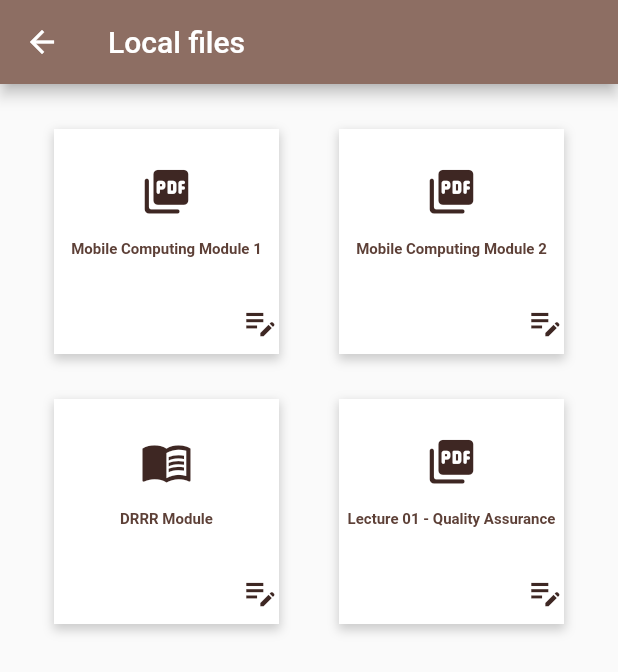
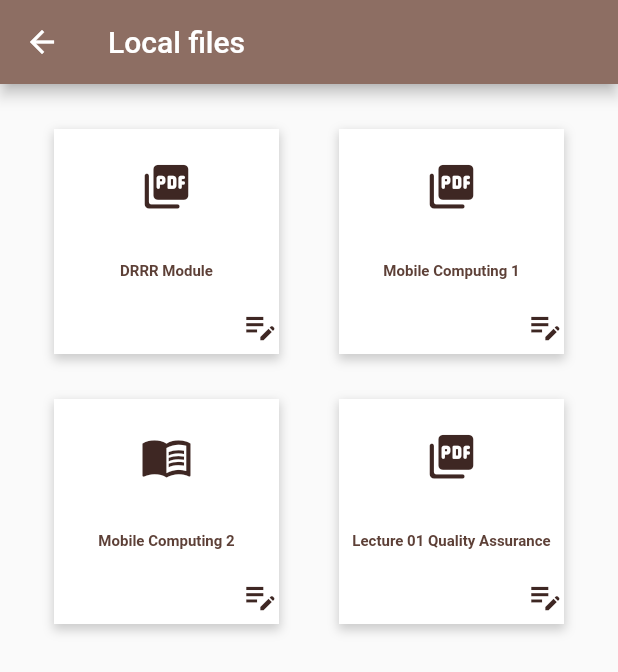
Before and after one commit to JemmalynVitoCruz/trial, a Flutter app: the LocalFiles screen opened directly, on a phone screen of 412 x 824 dp. Shown: the top 672 px of the screen. Run offline on Flutter 3.47's test engine with Material 2 defaults, Android fonts, the phone set to English and light mode, and no system bars.

```diff
--- a/lib/ui/create_account.dart
+++ b/lib/ui/create_account.dart
@@ -76,8 +76,9 @@ class CreateAcc extends StatelessWidget {
                     primary: Colors.brown[900],
                   ),
                   onPressed:() {
-                    print(nameController.text);
-                    print(passwordController.text);
+                    Navigator.of(context)
+                        .pushNamed('/chooseFile',
+                        arguments: 'Choose File');
                   },
                 )
             ),
--- a/lib/ui/local_files.dart
+++ b/lib/ui/local_files.dart
@@ -56,10 +56,19 @@ class LocalFiles extends StatelessWidget {
                               ),
                               Container(
                                 alignment: Alignment.center,
-                                  child: Text('Mobile Computing Module 1', style: TextStyle(fontSize: 10,color: Colors.brown[700], fontWeight: FontWeight.bold)),
-                              ),
-                              Padding(
-                                padding: const EdgeInsets.only(left: 0.0, right: 0.0, top: 10.0, bottom: 20.0,
+                                child: TextButton(
+                                  style: TextButton.styleFrom(
+                                      primary: Colors.white,
+                                      //onPrimary: Colors.brown[700],
+                                      textStyle: const TextStyle(
+                                          fontSize: 15,
+                                          fontWeight: FontWeight.bold)),
+                                  child:  Text('DRRR Module', style: TextStyle(fontSize: 10,color: Colors.brown[700], fontWeight: FontWeight.bold)),
+                                  onPressed: () {
+                                    Navigator.of(context)
+                                        .pushNamed('/newNotif',
+                                        arguments: 'View Module');
+                                  },
                                 ),
                               ),
                               Row(
@@ -108,10 +117,19 @@ class LocalFiles extends StatelessWidget {
                               ),
                               Container(
                                 alignment: Alignment.center,
-                                child: Text('Mobile Computing Module 2', style: TextStyle(fontSize: 10,color: Colors.brown[700], fontWeight: FontWeight.bold)),
-                              ),
-                              Padding(
-                                padding: const EdgeInsets.only(left: 0.0, right: 0.0, top: 10.0, bottom: 20.0,
+                                child: TextButton(
+                                  style: TextButton.styleFrom(
+                                      primary: Colors.white,
+                                      //onPrimary: Colors.brown[700],
+                                      textStyle: const TextStyle(
+                                          fontSize: 15,
+                                          fontWeight: FontWeight.bold)),
+                                  child:  Text('Mobile Computing 1', style: TextStyle(fontSize: 10,color: Colors.brown[700], fontWeight: FontWeight.bold)),
+                                  onPressed: () {
+                                    Navigator.of(context)
+                                        .pushNamed('/newNotif',
+                                        arguments: 'View Module');
+                                  },
                                 ),
                               ),
                               Row(
@@ -170,10 +188,19 @@ class LocalFiles extends StatelessWidget {
                               ),
                               Container(
                                 alignment: Alignment.center,
-                                child: Text('DRRR Module', style: TextStyle(fontSize: 10,color: Colors.brown[700], fontWeight: FontWeight.bold)),
-                              ),
-                              Padding(
-                                padding: const EdgeInsets.only(left: 0.0, right: 0.0, top: 10.0, bottom: 20.0,
+                                child: TextButton(
+                                  style: TextButton.styleFrom(
+                                      primary: Colors.white,
+                                      //onPrimary: Colors.brown[700],
+                                      textStyle: const TextStyle(
+                                          fontSize: 15,
+                                          fontWeight: FontWeight.bold)),
+                                  child:  Text('Mobile Computing 2', style: TextStyle(fontSize: 10,color: Colors.brown[700], fontWeight: FontWeight.bold)),
+                                  onPressed: () {
+                                    Navigator.of(context)
+                                        .pushNamed('/newNotif',
+                                        arguments: 'View Module');
+                                  },
                                 ),
                               ),
                               Row(
@@ -222,10 +249,19 @@ class LocalFiles extends StatelessWidget {
                               ),
                               Container(
                                 alignment: Alignment.center,
-                                child: Text('Lecture 01 - Quality Assurance', style: TextStyle(fontSize: 10,color: Colors.brown[700], fontWeight: FontWeight.bold)),
-                              ),
-                              Padding(
-                                padding: const EdgeInsets.only(left: 0.0, right: 0.0, top: 10.0, bottom: 20.0,
+                                child: TextButton(
+                                  style: TextButton.styleFrom(
+                                      primary: Colors.white,
+                                      //onPrimary: Colors.brown[700],
+                                      textStyle: const TextStyle(
+                                          fontSize: 15,
+                                          fontWeight: FontWeight.bold)),
+                                  child:  Text('Lecture 01 Quality Assurance', style: TextStyle(fontSize: 10,color: Colors.brown[700], fontWeight: FontWeight.bold)),
+                                  onPressed: () {
+                                    Navigator.of(context)
+                                        .pushNamed('/newNotif',
+                                        arguments: 'View Module');
+                                  },
                                 ),
                               ),
                               Row(
```
Also changed, not shown: lib/main.dart (+6 -3 lines), lib/route_generator.dart (added, +129 -0 lines), lib/ui/approved_notif.dart (+8 -4 lines), lib/ui/choose_file.dart (+20 -2 lines), lib/ui/login.dart (+6 -2 lines), lib/ui/new_notif.dart (+11 -5 lines), lib/ui/select_method.dart (+6 -2 lines), lib/ui/view_module.dart (+8 -4 lines), lib/ui/gdrive_upload.dart (indentation only). Lines whose indentation alone changed are shown as unchanged.
